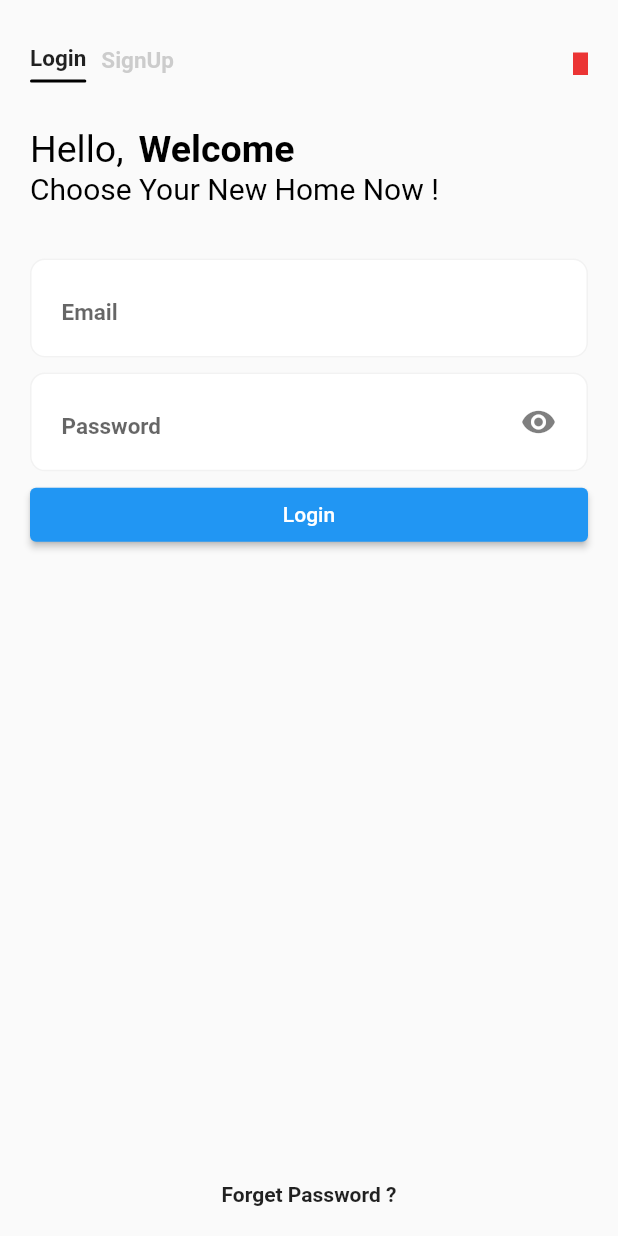
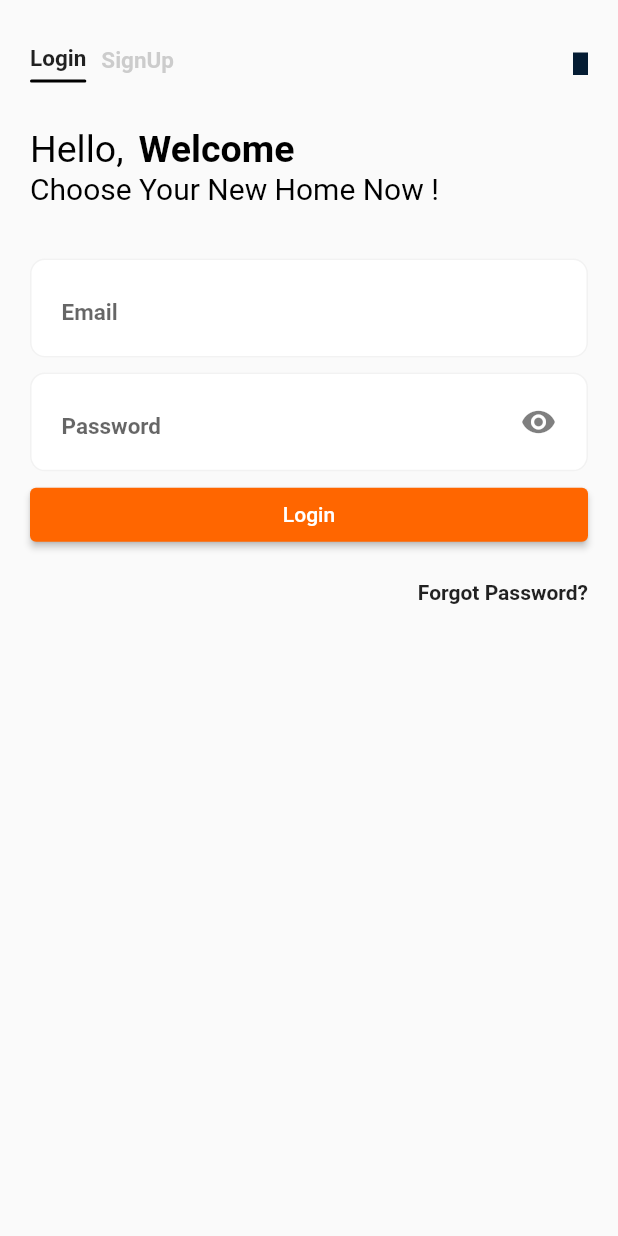
Before and after one commit to animusphere1/papi_kost_skripsi, a Flutter app: the screen it shows after launch, after a tap on the "remove red eye" icon, after a tap on "Login", on a phone screen of 412 x 824 dp. Run offline on Flutter 3.47's test engine with Material 2 defaults, Android fonts, the phone set to English and light mode, and no system bars; our stand-ins replace dio, geocoding, geolocator, google_maps_flutter, supercharged; Roboto replaces fonts that are missing (NunitoSans).

Commit message:
add newfile

```diff
--- /dev/null
+++ b/lib/core/controller/controller_screen/controller_login.dart
@@ -0,0 +1,3 @@
+import 'package:flutter/cupertino.dart';
+
+class ControllerLogin extends ChangeNotifier {}
--- /dev/null
+++ b/lib/core/controller/theme_provider.dart
@@ -0,0 +1,30 @@
+import 'package:flutter/cupertino.dart';
+import 'package:flutter/material.dart';
+import 'package:flutter/services.dart';
+import 'package:supercharged/supercharged.dart';
+
+class ThemeProvider extends ChangeNotifier {
+  ThemeData? _themeData;
+  ThemeData get themeData => _themeData!;
+
+  ThemeProvider() {
+    checkTheme();
+  }
+
+  void checkTheme() {
+    _themeData = ThemeData(
+      backgroundColor: "#FFFFFF".toColor(),
+      accentColor: "#041C33".toColor(),
+      cardColor: '#f6f7f9'.toColor(),
+      buttonColor: "#ff6600".toColor(),
+      fontFamily: 'NunitoSans',
+    );
+
+    SystemChrome.setSystemUIOverlayStyle(SystemUiOverlayStyle(
+      statusBarColor: "#ff6600".toColor(),
+      statusBarIconBrightness: Brightness.light,
+    ));
+
+    notifyListeners();
+  }
+}
--- a/lib/main.dart
+++ b/lib/main.dart
@@ -1,17 +1,16 @@
 import 'package:flutter/cupertino.dart';
 import 'package:flutter/material.dart';
 import 'package:flutter/services.dart';
+import 'package:papikost/core/controller/controller_screen/controller_login.dart';
 import 'package:papikost/core/controller/location_provider.dart';
 import 'package:papikost/core/controller/splashscreen_provider.dart';
+import 'package:papikost/core/controller/theme_provider.dart';
 import 'package:papikost/ui/constant/constant.dart';
 import 'package:papikost/ui/router/router_generator.dart';
 import 'package:provider/provider.dart';
 
 main(List<String> args) {
   runApp(MyApp());
-  SystemChrome.setSystemUIOverlayStyle(SystemUiOverlayStyle(
-    statusBarColor: statusBarColor,
-  ));
 }
 
 class MyApp extends StatefulWidget {
@@ -26,10 +25,17 @@ class _MyAppState extends State<MyApp> {
       providers: [
         ChangeNotifierProvider(create: (context) => SplashScreenProvider()),
         ChangeNotifierProvider(create: (context) => LocationProv()),
+        ChangeNotifierProvider(create: (context) => ThemeProvider()),
+        ChangeNotifierProvider(create: (context) => ControllerLogin()),
       ],
-      child: MaterialApp(
-        onGenerateRoute: RouterGenerator.generateRoute,
-        initialRoute: RouterGenerator.routeLoginPage,
+      child: Consumer<ThemeProvider>(
+        builder: (context, prov, _) {
+          return MaterialApp(
+            onGenerateRoute: RouterGenerator.generateRoute,
+            initialRoute: RouterGenerator.routeLoginPage,
+            theme: prov.themeData,
+          );
+        },
       ),
     );
   }
--- a/lib/ui/constant/constant.dart
+++ b/lib/ui/constant/constant.dart
@@ -4,10 +4,6 @@ import 'package:flutter/material.dart';
 import 'package:supercharged/supercharged.dart';
 
 List<String> listPage = ['Login', 'SignUp'];
-
-final Color statusBarColor = '#eb3434'.toColor();
-
-final Color buttonLoginColor = '#E59F23'.toColor();
 
 double deviceWidth(BuildContext context) {
   return MediaQuery.of(context).size.width;
--- a/lib/ui/screen/login_screen.dart
+++ b/lib/ui/screen/login_screen.dart
@@ -4,7 +4,6 @@ import 'package:papikost/ui/constant/constant.dart';
 import 'package:papikost/ui/enum/enum.dart';
 import 'package:papikost/ui/router/router_generator.dart';
 import 'package:papikost/ui/screen/widget/textfield.dart';
-import 'package:papikost/ui/utils/global_function.dart';
 import 'package:papikost/ui/utils/property.dart';
 import 'package:papikost/ui/utils/validator.dart';
 
@@ -40,7 +39,7 @@ class _HomeBodyState extends State<HomeBody> with Validator {
     color: Colors.grey.withOpacity(0.5),
   );
 
-  int index = 0;
+  int indexTabBar = 0;
 
   List<String> tabBarTextList = [
     'Login',
@@ -48,13 +47,12 @@ class _HomeBodyState extends State<HomeBody> with Validator {
   ];
 
   bool? isStatusNew = true;
-
   String? name;
-
   String? pageActive;
+  bool isRememberMe = false;
 
   //controller
-  PageController _controller = PageController(initialPage: 0);
+  PageController _pageController = PageController(initialPage: 0);
 
   //function
   @override
@@ -85,7 +83,6 @@ class _HomeBodyState extends State<HomeBody> with Validator {
   //appbar
   Widget _appBar() {
     return Container(
-      // height: deviceHeight(context) * 0.2,
       margin: EdgeInsets.symmetric(vertical: 30, horizontal: 20),
       child: Row(
         children: [
@@ -94,7 +91,7 @@ class _HomeBodyState extends State<HomeBody> with Validator {
             height: 15,
             width: 10,
             decoration: BoxDecoration(
-              color: statusBarColor,
+              color: Theme.of(context).accentColor,
             ),
           ),
         ],
@@ -108,7 +105,7 @@ class _HomeBodyState extends State<HomeBody> with Validator {
         children: [
           for (var i = 0; i < listPage.length; i++)
             _tabBarText(
-              status: index == i,
+              status: indexTabBar == i,
               text: listPage[i],
               i: i,
               textSize: underLineTextSize(listPage[i], textStyleStatusTrue),
@@ -125,12 +122,8 @@ class _HomeBodyState extends State<HomeBody> with Validator {
     Size? textSize,
   }) {
     return GestureDetector(
-      onTap: () async {
-        pageActive = tabBarTextList[i!];
-        setState(() {});
-
-        //change pageview show
-        _controller.jumpToPage(i);
+      onTap: () {
+        movePage(i!);
       },
       child: Container(
         margin: EdgeInsets.only(right: 10),
@@ -317,18 +310,16 @@ class _HomeBodyState extends State<HomeBody> with Validator {
                 focus: TextFocus.focus,
               ),
               TextFieldItem(
-                icon: Icons.remove_red_eye,
                 hintText: "Password",
                 statusObscure: true,
                 focus: TextFocus.unFocus,
-                onChange: (value) => null,
+                textType: TextType.password,
               ),
-              _button(() => null, text: 'Login'),
-              Expanded(child: Container()),
-              _forgotPassword(),
+              _button(text: 'Login'),
               SizedBox(
                 height: 20,
               ),
+              _forgotPasswordAndSignUp(),
             ],
           ),
         );
@@ -339,29 +330,29 @@ class _HomeBodyState extends State<HomeBody> with Validator {
             children: [
               TextFieldItem(
                 hintText: 'Email',
-                focus: TextFocus.focus,
-              ),
-              TextFieldItem(
-                hintText: 'Username',
-                focus: TextFocus.focus,
               ),
               TextFieldItem(
                 hintText: 'Name',
-                focus: TextFocus.focus,
               ),
               TextFieldItem(
                 hintText: 'Address',
-                focus: TextFocus.focus,
+              ),
+              TextFieldItem(
+                hintText: 'Phone Number',
+                textType: TextType.phoneNumber,
               ),
               TextFieldItem(
                 hintText: 'Password',
-                icon: Icons.remove_red_eye,
                 focus: TextFocus.unFocus,
+                statusObscure: true,
+                textType: TextType.password,
               ),
               SizedBox(
                 height: 20,
               ),
-              _button(() => print(index), text: 'Sign Up'),
+              _button(
+                text: 'Sign Up',
+              ),
             ],
           ),
         );
@@ -374,9 +365,9 @@ class _HomeBodyState extends State<HomeBody> with Validator {
       margin: EdgeInsets.symmetric(horizontal: 10),
       child: PageView.builder(
         physics: BouncingScrollPhysics(),
-        controller: _controller,
+        controller: _pageController,
         onPageChanged: (i) {
-          index = i;
+          indexTabBar = i;
           pageActive = listPage[i];
 
           setState(() {});
@@ -389,14 +380,14 @@ class _HomeBodyState extends State<HomeBody> with Validator {
     );
   }
 
-  //textfield widget
-
   //button widget
-  Widget _button(Function? function, {String text = 'Waiting'}) {
+  Widget _button({Function? onTap, String text = 'Waiting'}) {
     return ElevatedButton(
-      onPressed: () => function != null
-          ? function()
-          : print('belom ada function button $text'),
+      onPressed: () =>
+          onTap != null ? onTap() : print('belom ada function button $text'),
+      style: ElevatedButton.styleFrom(
+        primary: Theme.of(context).buttonColor,
+      ),
       child: Container(
         child: Center(
           child: Text(text),
@@ -405,31 +396,35 @@ class _HomeBodyState extends State<HomeBody> with Validator {
     );
   }
 
+  Widget _forgotPasswordAndSignUp() {
+    return Row(
+      mainAxisAlignment: MainAxisAlignment.end,
+      children: [
+        _forgotPassword(),
+      ],
+    );
+  }
+
   //forgot password text
   Widget _forgotPassword() {
-    return Container(
-      child: Text(
-        'Forget Password ?',
-        style: TextStyle(
-          fontWeight: FontWeight.bold,
+    return GestureDetector(
+      onTap: () => null,
+      child: Container(
+        child: Text(
+          'Forgot Password?',
+          style: TextStyle(
+            fontWeight: FontWeight.bold,
+          ),
         ),
       ),
     );
   }
-}
 
-class StatusObscure extends StatefulWidget {
-  Function(bool)? func;
+  //function
+  void movePage(int i) {
+    pageActive = tabBarTextList[i];
+    setState(() {});
 
-  StatusObscure({this.func});
-
-  @override
-  _StatusObscureState createState() => _StatusObscureState();
-}
-
-class _StatusObscureState extends State<StatusObscure> {
-  @override
-  Widget build(BuildContext context) {
-    return Container();
+    _pageController.jumpToPage(i);
   }
 }
--- a/lib/ui/screen/widget/textfield.dart
+++ b/lib/ui/screen/widget/textfield.dart
@@ -1,10 +1,11 @@
 import 'package:flutter/material.dart';
 import 'package:flutter/services.dart';
 import 'package:papikost/ui/enum/enum.dart';
+import 'package:papikost/ui/utils/global_function.dart';
+import 'package:papikost/ui/utils/validator.dart';
 
 // ignore: must_be_immutable
 class TextFieldItem extends StatefulWidget {
-  IconData? icon;
   String? hintText;
   bool statusObscure;
   bool readOnly;
@@ -14,24 +15,20 @@ class TextFieldItem extends StatefulWidget {
   TextFocus focus;
 
   TextFieldItem({
-    this.icon,
     @required this.hintText,
     this.statusObscure = false,
     this.readOnly = false,
     this.inputType = TextInputType.text,
     this.textType = TextType.phoneNumber,
     this.onChange,
-    this.focus = TextFocus.unFocus,
+    this.focus = TextFocus.focus,
   });
 
   @override
   _TextFieldItemState createState() => _TextFieldItemState();
 }
 
-class _TextFieldItemState extends State<TextFieldItem> {
-  TextEditingController _textEditingController =
-      TextEditingController(text: '');
-
+class _TextFieldItemState extends State<TextFieldItem> with Validator {
   @override
   initState() {
     super.initState();
@@ -56,17 +53,16 @@ class _TextFieldItemState extends State<TextFieldItem> {
             Expanded(
               child: TextField(
                 textAlignVertical: TextAlignVertical.center,
-                controller: _textEditingController,
                 keyboardType: widget.inputType,
                 inputFormatters: [
-                  textType(),
+                  textTypeReturn(widget.textType),
                 ],
                 onChanged: (value) {
                   widget.onChange != null
                       ? widget.onChange!(value)
                       : print('belum ada function ${widget.hintText}');
                 },
-                onEditingComplete: () => focusScope(context),
+                onEditingComplete: () => focusScope(context, widget.focus),
                 obscureText: widget.statusObscure,
                 style: TextStyle(fontSize: 15, fontWeight: FontWeight.w600),
                 decoration: InputDecoration(
@@ -75,19 +71,7 @@ class _TextFieldItemState extends State<TextFieldItem> {
                 ),
               ),
             ),
-
-            //icon show hide
-            widget.icon != null
-                ? GestureDetector(
-                    onTap: () {
-                      changeObscureText();
-                    },
-                    child: Icon(
-                      widget.icon,
-                      color: Colors.black38.withOpacity(0.5),
-                    ),
-                  )
-                : SizedBox(),
+            isPasswordHaveObscure(widget.statusObscure),
           ],
         ),
       ),
@@ -97,31 +81,34 @@ class _TextFieldItemState extends State<TextFieldItem> {
   void changeObscureText() {
     widget.statusObscure = !widget.statusObscure;
 
-    if (widget.statusObscure)
-      widget.icon = Icons.remove_red_eye;
-    else
-      widget.icon = Icons.visibility_off;
-
     setState(() {});
   }
 
-  FilteringTextInputFormatter textType() {
-    switch (widget.textType) {
-      case TextType.phoneNumber:
-        return FilteringTextInputFormatter.deny(RegExp(r'^0+'),
-            replacementString: '');
-      default:
-        return FilteringTextInputFormatter.allow(RegExp(r"[a-zA-Z]"),
-            replacementString: '');
+  Widget isPasswordHaveObscure(bool isStatusObscure) {
+    if (widget.textType == TextType.password) {
+      if (isStatusObscure) {
+        return GestureDetector(
+          onTap: () {
+            changeObscureText();
+          },
+          child: Icon(
+            Icons.remove_red_eye,
+            color: Colors.black38.withOpacity(0.5),
+          ),
+        );
+      } else if (!isStatusObscure) {
+        return GestureDetector(
+          onTap: () {
+            changeObscureText();
+          },
+          child: Icon(
+            Icons.visibility_off,
+            color: Colors.black38.withOpacity(0.5),
+          ),
+        );
+      }
     }
-  }
 
-  dynamic focusScope(BuildContext context) {
-    switch (widget.focus) {
-      case TextFocus.focus:
-        return FocusScope.of(context).nextFocus();
-      case TextFocus.unFocus:
-        return FocusScope.of(context).unfocus();
-    }
+    return SizedBox();
   }
 }
```
